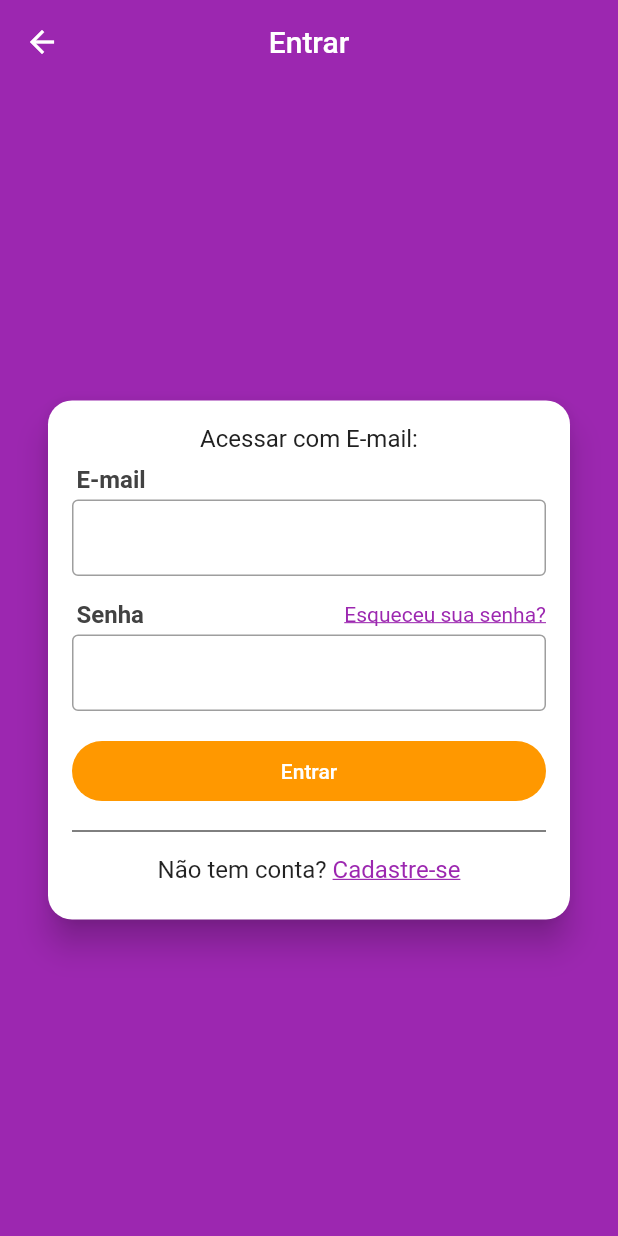
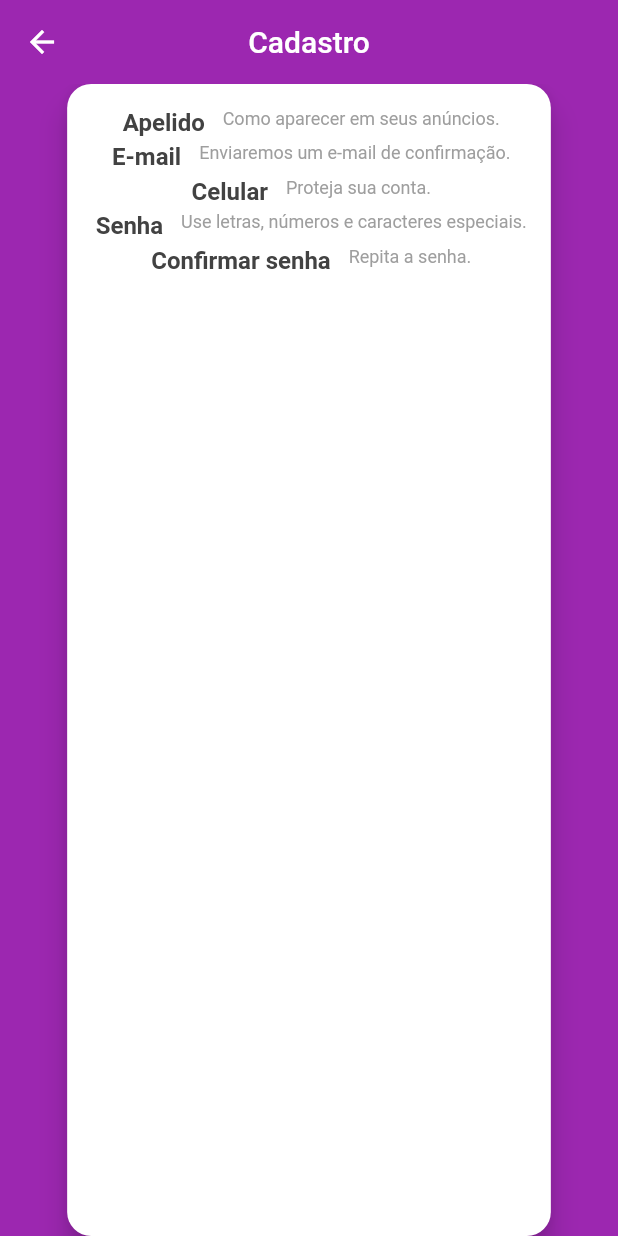
Before and after one commit to Mjsilva7/mobX, a Flutter app: the LoginScreen screen opened directly, after a tap on "Cadastre-se", on a phone screen of 412 x 824 dp. Run offline on Flutter 3.47's test engine with Material 2 defaults, Android fonts, the phone set to English and light mode, and no system bars; our stand-ins replace get_it, mobx, parse_server_sdk_flutter; generated files the repository leaves out were written again.

Commit message:
Novas implementações
Tela de cadastro

```diff
--- a/xlomobX/lib/screens/login/login_screen.dart
+++ b/xlomobX/lib/screens/login/login_screen.dart
@@ -1,4 +1,5 @@
 import 'package:flutter/material.dart';
+import 'package:xlomobX/screens/signup/signup_screen.dart';
 
 class LoginScreen extends StatelessWidget {
   @override
@@ -108,9 +109,9 @@ class LoginScreen extends StatelessWidget {
                         ),
                         GestureDetector(
                           onTap: () {
-                            // Navigator.of(context).push(
-                            //   MaterialPageRoute(builder: (_) => SignUpScreen()),
-                            // );
+                            Navigator.of(context).push(
+                              MaterialPageRoute(builder: (_) => SignUpScreen()),
+                            );
                           },
                           child: Text(
                             'Cadastre-se',
--- /dev/null
+++ b/xlomobX/lib/screens/signup/components/field_title.dart
@@ -0,0 +1,30 @@
+import 'package:flutter/material.dart';
+
+class FieldTitle extends StatelessWidget {
+  FieldTitle({this.title, this.subtitle});
+
+  final String title;
+  final String subtitle;
+
+  @override
+  Widget build(BuildContext context) {
+    return Padding(
+      padding: const EdgeInsets.only(left: 3, bottom: 4),
+      child: Wrap(
+        children: [
+          Text('$title   ',
+              style: TextStyle(
+                color: Colors.grey[800],
+                fontSize: 16,
+                fontWeight: FontWeight.w700,
+              )),
+          Text('$subtitle',
+              style: TextStyle(
+                color: Colors.grey,
+                fontSize: 12,
+              )),
+        ],
+      ),
+    );
+  }
+}
--- /dev/null
+++ b/xlomobX/lib/screens/signup/signup_screen.dart
@@ -0,0 +1,42 @@
+import 'package:flutter/material.dart';
+import 'package:xlomobX/screens/signup/components/field_title.dart';
+
+class SignUpScreen extends StatelessWidget {
+  @override
+  Widget build(BuildContext context) {
+    return Scaffold(
+        appBar: AppBar(
+          title: const Text('Cadastro'),
+          centerTitle: true,
+        ),
+        body: Container(
+          alignment: Alignment.center,
+          child: Card(
+            margin: const EdgeInsets.symmetric(horizontal: 32),
+            shape: RoundedRectangleBorder(
+              borderRadius: BorderRadius.circular(16),
+            ),
+            elevation: 8,
+            child: Padding(
+              padding: const EdgeInsets.all(16),
+              child: Column(
+                children: [
+                  FieldTitle(
+                      title: 'Apelido',
+                      subtitle: 'Como aparecer em seus anúncios.'),
+                  FieldTitle(
+                      title: 'E-mail',
+                      subtitle: 'Enviaremos um e-mail de confirmação.'),
+                  FieldTitle(title: 'Celular', subtitle: 'Proteja sua conta.'),
+                  FieldTitle(
+                      title: 'Senha',
+                      subtitle: 'Use letras, números e caracteres especiais.'),
+                  FieldTitle(
+                      title: 'Confirmar senha', subtitle: 'Repita a senha.'),
+                ],
+              ),
+            ),
+          ),
+        ));
+  }
+}
```
